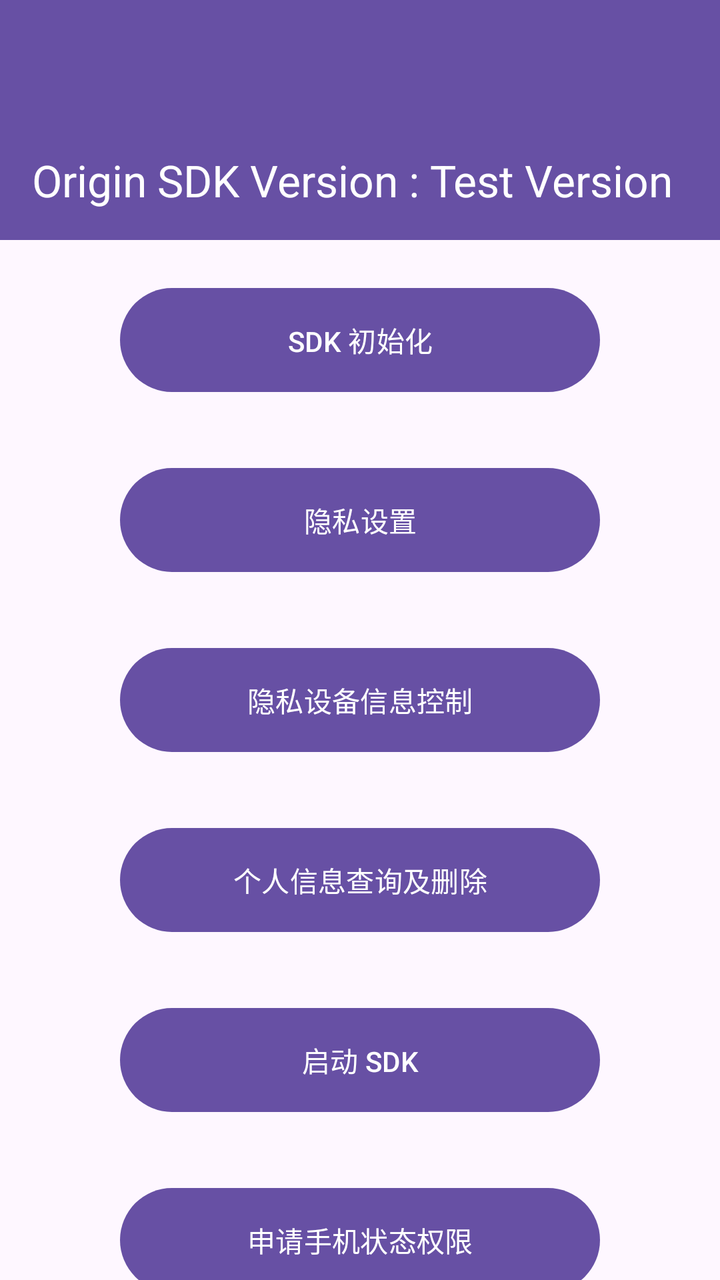
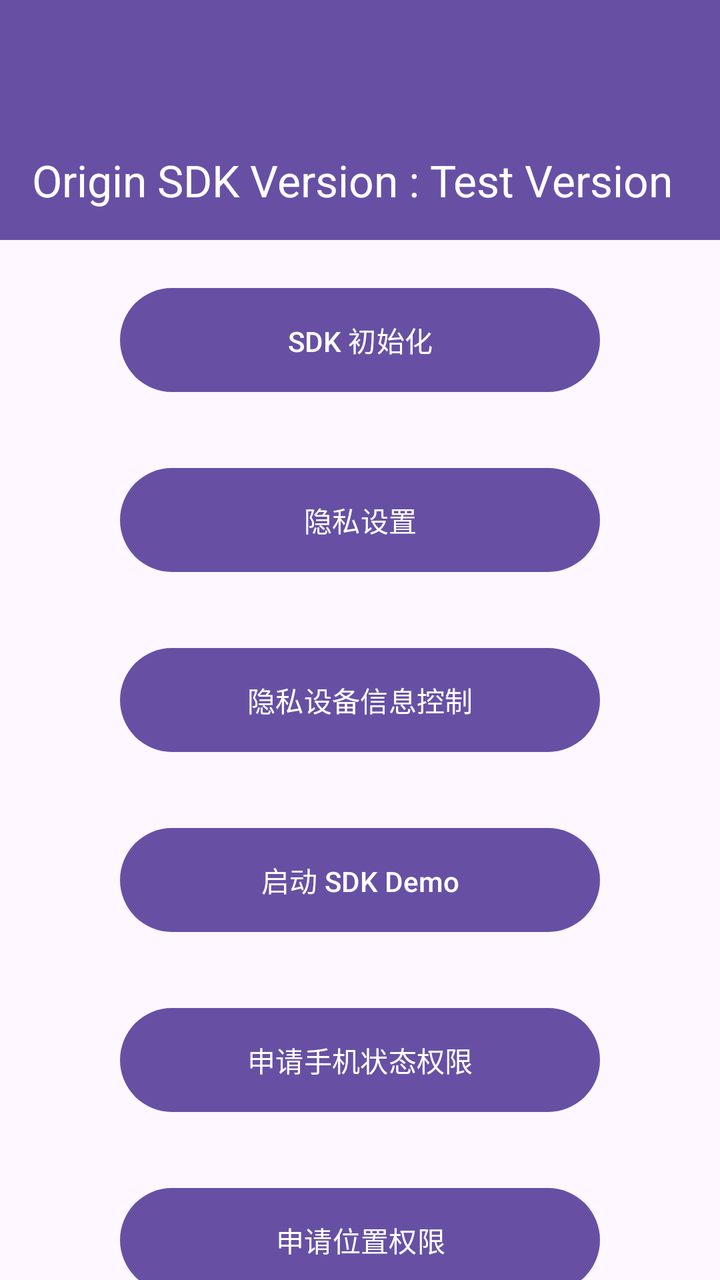

Compare the two renders of this Android layout. The source of the first and the diff that turns it into the second are given below.
<!-- AndroidManifest.xml: application theme Theme.Adsdemo -->
<!-- res/layout/activity_main.xml -->
<?xml version="1.0" encoding="utf-8"?>
<LinearLayout xmlns:android="http://schemas.android.com/apk/res/android"
    xmlns:app="http://schemas.android.com/apk/res-auto"
    android:layout_width="match_parent"
    android:layout_height="match_parent"
    android:gravity="center_horizontal"
    android:orientation="vertical">

    <com.google.android.material.appbar.MaterialToolbar
        android:id="@+id/toolbar"
        android:layout_width="match_parent"
        android:layout_height="120dp"
        android:background="@color/colorPrimary"
        android:paddingTop="60dp"
        app:title="Origin SDK Version : Test Version"
        app:titleTextColor="@color/white" />

    <Button
        android:id="@+id/btn_sdk_init"
        android:layout_width="240dp"
        android:layout_height="60dp"
        android:layout_marginTop="20dp"
        android:layout_marginBottom="30dp"
        android:gravity="center"
        android:text="SDK 初始化" />


    <Button
        android:id="@+id/btn_privacy_setting"
        android:layout_width="240dp"
        android:layout_height="60dp"
        android:layout_marginBottom="30dp"
        android:gravity="center"
        android:text="隐私设置" />

    <Button
        android:id="@+id/btn_device_setting"
        android:layout_width="240dp"
        android:layout_height="60dp"
        android:layout_marginBottom="30dp"
        android:gravity="center"
        android:text="隐私设备信息控制" />

    <Button
        android:id="@+id/btn_privacy_view"
        android:layout_width="240dp"
        android:layout_height="60dp"
        android:layout_marginBottom="30dp"
        android:gravity="center"
        android:text="个人信息查询及删除" />

    <Button
        android:id="@+id/btn_start_sdk"
        android:layout_width="240dp"
        android:layout_height="60dp"
        android:layout_marginBottom="30dp"
        android:gravity="center"
        android:text="启动 SDK" />

    <Button
        android:id="@+id/btn_request_phone_state"
        android:layout_width="240dp"
        android:layout_height="60dp"
        android:layout_marginBottom="30dp"
        android:gravity="center"
        android:text="申请手机状态权限" />

    <Button
        android:id="@+id/btn_request_location"
        android:layout_width="240dp"
        android:layout_height="60dp"
        android:layout_marginBottom="30dp"
        android:gravity="center"
        android:text="申请位置权限" />


</LinearLayout>
<!-- resources referenced by this layout -->
<resources>
  <color name="colorPrimary">#6750A4</color>
  <color name="white">#FFFFFF</color>
  <style name="Theme.Adsdemo" parent="Base.Theme.Adsdemo" />
  <style name="Base.Theme.Adsdemo" parent="Theme.Material3.Light.NoActionBar">
          
  
          
          <item name="colorPrimary">@color/colorPrimary</item>
          
          <item name="android:textColorPrimary">@color/white</item>
      </style>
</resources>

<!-- the commit's change to res/layout/activity_main.xml (unified diff, before → after) -->
@@ -42,20 +42,12 @@
         android:text="隐私设备信息控制" />
 
     <Button
-        android:id="@+id/btn_privacy_view"
-        android:layout_width="240dp"
-        android:layout_height="60dp"
-        android:layout_marginBottom="30dp"
-        android:gravity="center"
-        android:text="个人信息查询及删除" />
-
-    <Button
         android:id="@+id/btn_start_sdk"
         android:layout_width="240dp"
         android:layout_height="60dp"
         android:layout_marginBottom="30dp"
         android:gravity="center"
-        android:text="启动 SDK" />
+        android:text="启动 SDK Demo" />
 
     <Button
         android:id="@+id/btn_request_phone_state"
